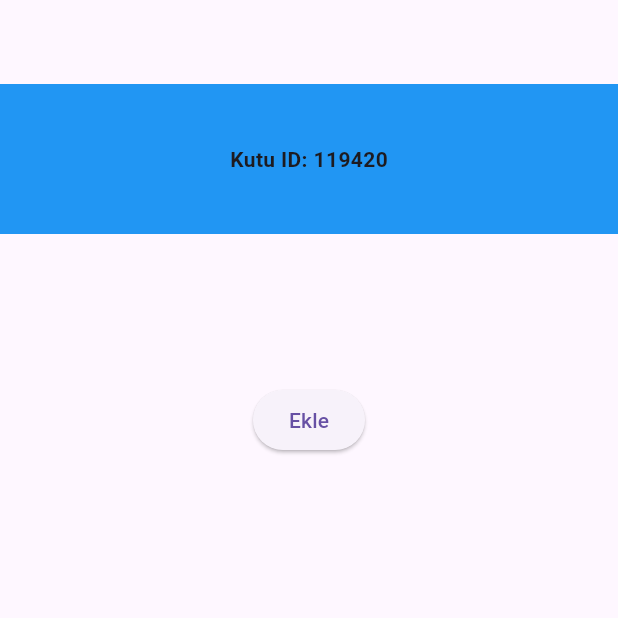
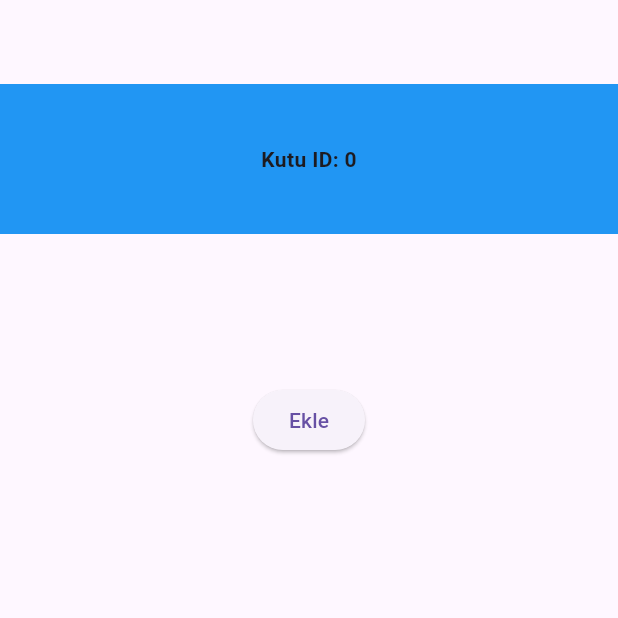
Before and after one commit to emircancavusoglu/table_app, a Flutter app: the screen it shows after launch, after a tap on "Ekle", on a phone screen of 412 x 824 dp, the top half of it. Run offline on Flutter 3.47's test engine with Material 3 defaults, Android fonts, the phone set to English and light mode, and no system bars; our stand-ins replace equatable, flutter_bloc.

Commit message:
Draggable container by using bloc package

```diff
--- a/lib/modules/draggable_container/bloc/draggable_container_event.dart
+++ b/lib/modules/draggable_container/bloc/draggable_container_event.dart
@@ -4,7 +4,6 @@ import 'package:equatable/equatable.dart';
 
 }
 class DraggableContainerAdd extends DraggableContainerEvent{
-//eventi takip etmek için
  DraggableContainerAdd();
 
 }
@@ -12,3 +11,8 @@ class DraggableContainerDelete extends DraggableContainerEvent{
   final int id;
   DraggableContainerDelete(this.id);
 }
+class DraggableContainerSwap extends DraggableContainerEvent{
+  final int fromIndex;
+  final int toIndex;
+  DraggableContainerSwap(this.fromIndex, this.toIndex);
+}
--- a/lib/modules/draggable_container/bloc/draggable_container_state.dart
+++ b/lib/modules/draggable_container/bloc/draggable_container_state.dart
@@ -1,5 +1,4 @@
 import 'package:equatable/equatable.dart';
-import '../../../utils/helper/randomNumber.dart';
 import '../model/draggable_container_model.dart';
 
 class DraggableContainerState extends Equatable{
--- a/lib/modules/draggable_container/model/draggable_container_model.dart
+++ b/lib/modules/draggable_container/model/draggable_container_model.dart
@@ -1,15 +1,24 @@
-import 'dart:math';
 import 'dart:ui';
-import 'package:equatable/equatable.dart';
 
-class DraggableContainerModel extends Equatable{
+class DraggableContainerModel {
   final int id;
-  final double height;
   final String label;
   final Color color;
+  final int index;
 
-  const DraggableContainerModel(this.id,  this.label, this.color, {this.height = 100});
+  DraggableContainerModel(this.id, this.label, this.color, this.index);
 
-  @override
-  List<Object?> get props => [id, label, color, height];
+  DraggableContainerModel copyWith({
+    int? id,
+    String? label,
+    Color? color,
+    int? index,
+  }) {
+    return DraggableContainerModel(
+      id ?? this.id,
+      label ?? this.label,
+      color ?? this.color,
+      index ?? this.index,
+    );
+  }
 }
--- a/lib/modules/draggable_container/view/home_page.dart
+++ b/lib/modules/draggable_container/view/home_page.dart
@@ -33,30 +33,21 @@ class HomePageView extends StatefulWidget {
 }
 
 class _HomePageViewState extends State<HomePageView> {
-
-  // @override
-  // void initState() {
-  //   super.initState();
-  //   draggableItems = List.generate(5, (index) => index);
-  // }
-
   Widget _buildDraggableItem(int index, DraggableContainerState state) {
-
     final draggableContainer = state.draggableItems[index];
     return Expanded(
       child: Builder(
         builder: (context) {
           return Draggable<DraggableContainerModel>(
-            data: state.draggableItems[index],
+            data: draggableContainer,
             feedback: Material(
               child: Container(
-                width: MediaQuery.of(context).size.width /
-                    state.draggableItems.length,
+                width: MediaQuery.of(context).size.width / state.draggableItems.length,
                 height: 100,
                 color: _getColor(draggableContainer.id),
                 child: Center(
                   child: Text(
-                    "Kutu ID: $draggableContainer",
+                    "Kutu ID: ${draggableContainer.index}",
                     style: const TextStyle(fontWeight: FontWeight.w700),
                   ),
                 ),
@@ -64,32 +55,28 @@ class _HomePageViewState extends State<HomePageView> {
             ),
             childWhenDragging: Container(
               height: 100,
-              width: MediaQuery.of(context).size.width /state.draggableItems.length,
+              width: MediaQuery.of(context).size.width / state.draggableItems.length,
               color: Colors.grey,
             ),
             child: DragTarget<DraggableContainerModel>(
-              onAcceptWithDetails: (DragTargetDetails<DraggableContainerModel> details) {
-                setState(() {
-                  int draggedIndex = details.data.id;
-                  if (draggedIndex != index) {
-                    int temp =state.draggableItems.length;
-                    state.draggableItems.length = state.draggableItems.length;
-                    state.draggableItems[index] = temp as DraggableContainerModel;
-                  }
-                });
+              onAcceptWithDetails: (details) {
+                final fromIndex = details.data.index;
+                final toIndex = draggableContainer.index;
+
+                context.read<DraggableContainerBloc>().add(DraggableContainerSwap(fromIndex, toIndex));
               },
               builder: (context, candidateData, rejectedData) {
                 return GestureDetector(
                   onTap: () {
-                    context.read<DraggableContainerBloc>().add((DraggableContainerDelete(draggableContainer.id)));
-                    },
+                    context.read<DraggableContainerBloc>().add(DraggableContainerDelete(draggableContainer.id));
+                  },
                   child: Container(
                     height: 100,
                     width: MediaQuery.of(context).size.width / state.draggableItems.length,
                     color: _getColor(draggableContainer.id),
                     child: Center(
                       child: Text(
-                        "Kutu ID: ${draggableContainer.id}",
+                        "Kutu ID: ${draggableContainer.index}",
                         style: const TextStyle(fontWeight: FontWeight.w700),
                       ),
                     ),
@@ -103,40 +90,28 @@ class _HomePageViewState extends State<HomePageView> {
     );
   }
 
-  Color _getColor(int id) {
-    switch (id % 5) {
-      case 0:
-        return ColumnColors.blue;
-      case 1:
-        return ColumnColors.red;
-      case 2:
-        return ColumnColors.purple;
-      case 3:
-        return ColumnColors.yellow;
-      case 4:
-        return ColumnColors.green;
-      default:
-        return Colors.grey;
-    }
-  }
-
   @override
   Widget build(BuildContext context) {
     return Column(
       children: [
         BlocBuilder<DraggableContainerBloc, DraggableContainerState>(
           builder: (context, state) {
+            if (state.draggableItems.isEmpty) {
+              return const Center(child: Text("No items"));
+            }
             return Row(
               mainAxisAlignment: MainAxisAlignment.spaceEvenly,
-              children: List.generate(state.draggableItems.length, (index) =>
-                  _buildDraggableItem(index, state)),
+              children: List.generate(
+                state.draggableItems.length,
+                    (index) => _buildDraggableItem(index, state),
+              ),
             );
           },
         ),
         const SizedBox(height: 100),
         ElevatedButton(
           onPressed: () {
-           context.read<DraggableContainerBloc>().add(DraggableContainerAdd());
+            context.read<DraggableContainerBloc>().add(DraggableContainerAdd());
           },
           child: const Text("Ekle"),
         ),
@@ -145,3 +120,20 @@ class _HomePageViewState extends State<HomePageView> {
     );
   }
 }
+
+Color _getColor(int id) {
+  switch (id % 5) {
+    case 0:
+      return ColumnColors.blue;
+    case 1:
+      return ColumnColors.red;
+    case 2:
+      return ColumnColors.purple;
+    case 3:
+      return ColumnColors.yellow;
+    case 4:
+      return ColumnColors.green;
+    default:
+      return Colors.grey;
+  }
+}
```
Also changed, not shown: lib/modules/draggable_container/bloc/draggable_container_bloc.dart (+21 -10 lines).
